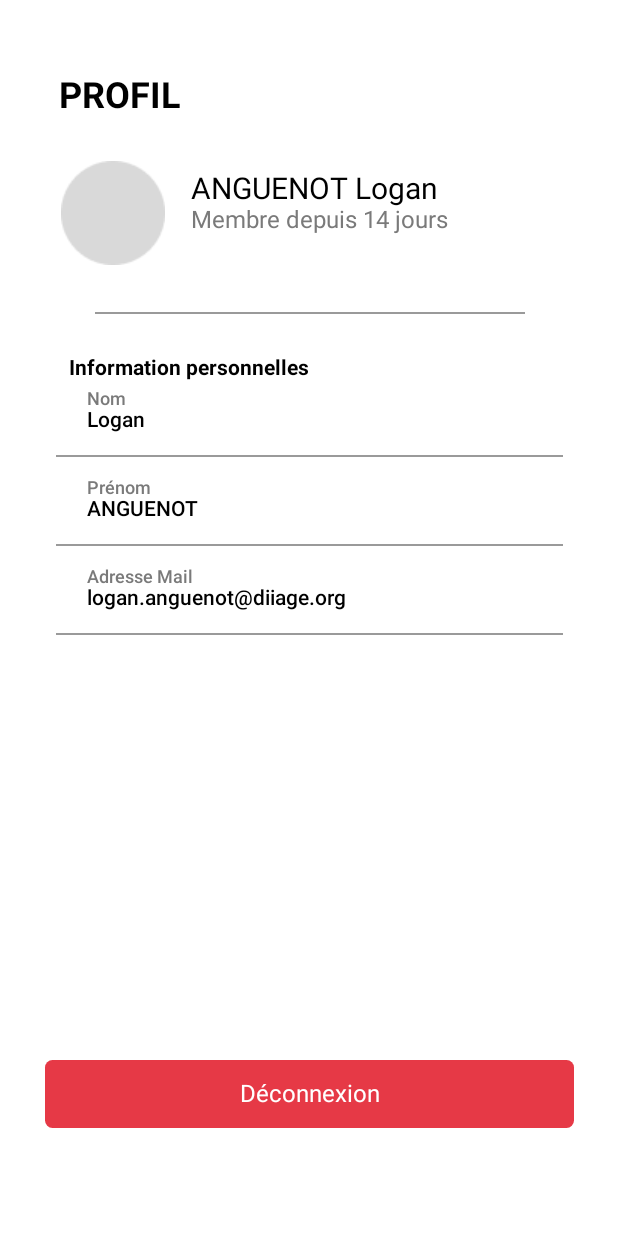
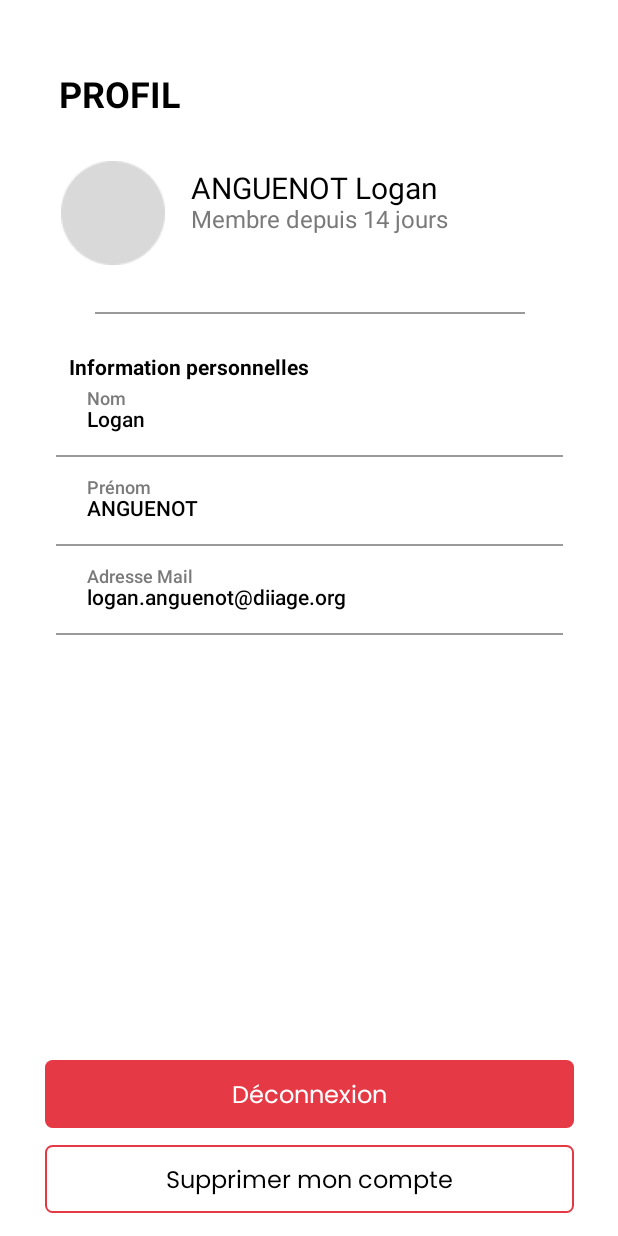
Before and after one commit to ColinSluck/bookit-mobile, an Android app built with Jetpack Compose: the composable ProfilView shown on its own in the app's theme, after a tap on "Déconnexion", on a phone screen of 412 x 824 dp. Run offline under Robolectric (Android 15) with nearby library versions, the phone set to English and light mode, and no system bars.

Commit message:
update Bi_Button

```diff
--- a/app/src/main/java/com/diiage/bookit/ui/core/composables/DeconnectionButton.kt
+++ /dev/null
@@ -1,49 +0,0 @@
-package com.diiage.bookit.ui.core.composables
-
-import android.widget.Toast
-import androidx.compose.foundation.layout.height
-import androidx.compose.foundation.layout.width
-import androidx.compose.foundation.shape.RoundedCornerShape
-import androidx.compose.material3.Button
-import androidx.compose.material3.ButtonDefaults
-import androidx.compose.material3.Text
-import androidx.compose.runtime.Composable
-import androidx.compose.ui.Modifier
-import androidx.compose.ui.graphics.Color
-import androidx.compose.ui.platform.LocalContext
-import androidx.compose.ui.text.TextStyle
-import androidx.compose.ui.text.font.FontWeight
-import androidx.compose.ui.tooling.preview.Preview
-import androidx.compose.ui.unit.dp
-import androidx.compose.ui.unit.sp
-
-
-@Composable
-fun DeconnectionButton() {
-    val context = LocalContext.current
-    Button(
-        onClick = {
-            Toast.makeText(context, "Tu as bien été déconnecté!", Toast.LENGTH_SHORT).show()
-        },
-        modifier = Modifier
-            .width(371.dp)
-            .height(45.dp),
-        colors = ButtonDefaults.outlinedButtonColors(Color(0xFFE63946)),
-        shape = RoundedCornerShape(size = 5.dp)
-    ) {
-        Text(
-            text = "Déconnexion",
-            style = TextStyle(
-                fontSize = 16.sp,
-                fontWeight = FontWeight(400),
-                color = Color(0xFFFFFFFF)
-            )
-        )
-    }
-}
-
-@Preview
-@Composable
-fun DeconnectionButtonPreview() {
-    DeconnectionButton()
-}
--- a/app/src/main/java/com/diiage/bookit/ui/screens/profil/ProfilScreen.kt
+++ b/app/src/main/java/com/diiage/bookit/ui/screens/profil/ProfilScreen.kt
@@ -48,13 +48,13 @@ fun ProfilView(
                         modifier = Modifier.padding(start = 30.dp, end = 29.dp, top = if (role !=null) 47.dp else 270.dp),
                         horizontalArrangement = Arrangement.Center
                     ){
-                        DeconnectionButton()
+                        BI_Button("Déconnexion", 371, 45, Color(0xFFE63946), Color(0xFFFFFFFF), 16, 400)
                     }
                     Row(
                         modifier = Modifier.padding(start = 30.dp, top = 11.dp, end = 29.dp),
                         horizontalArrangement = Arrangement.Center
                     ){
-                        //BI_Button("Supprimer mon compte", 371, 45, Color.Transparent, Color(0xFF000000), 16, 400, Color(0xFFE63946))
+                        BI_Button("Supprimer mon compte", 371, 45, Color.Transparent, Color(0xFF000000), 16, 400, Color(0xFFE63946))
                     }
 
                 }
```
